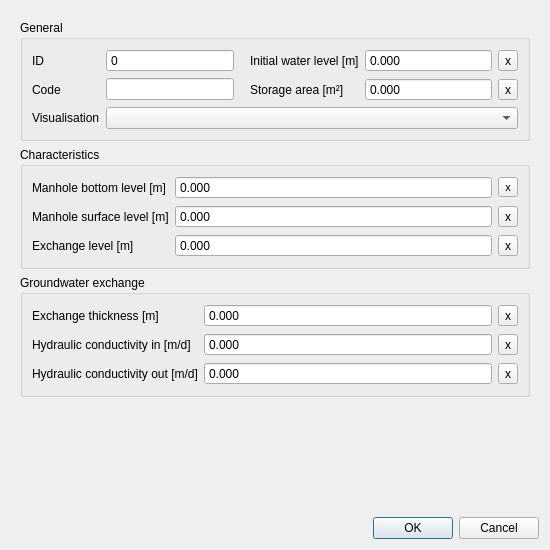
First picture: the form in threedi_schematisation_editor/forms/ui/connection_node.ui, repository nens/threedi-schematisation-editor, before the edit.
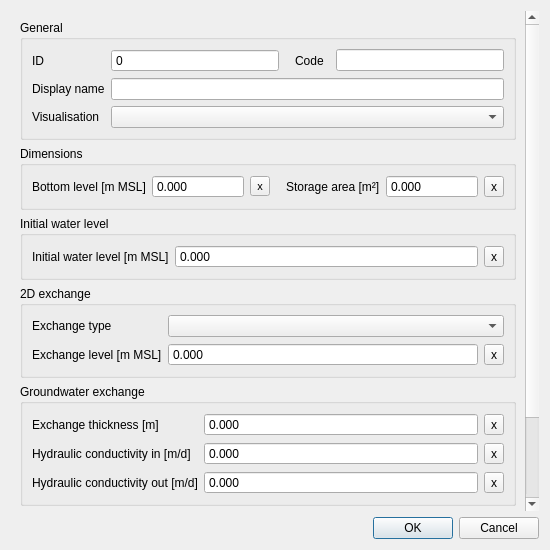
Second picture: the form after the edit.

Patch:
```diff
--- a/threedi_schematisation_editor/forms/ui/connection_node.ui
+++ b/threedi_schematisation_editor/forms/ui/connection_node.ui
@@ -37,12 +37,330 @@
        <rect>
         <x>0</x>
         <y>0</y>
-        <width>532</width>
-        <height>503</height>
+        <width>515</width>
+        <height>528</height>
        </rect>
       </property>
       <layout class="QGridLayout" name="gridLayout_2">
-       <item row="0" column="0">
+       <item row="4" column="0" colspan="2">
+        <widget class="QGroupBox" name="grp_groundwater">
+         <property name="title">
+          <string>Groundwater exchange</string>
+         </property>
+         <layout class="QGridLayout" name="gridLayout_8">
+          <item row="0" column="1">
+           <widget class="QDoubleSpinBox" name="exchange_thickness">
+            <property name="sizePolicy">
+             <sizepolicy hsizetype="Expanding" vsizetype="Fixed">
+              <horstretch>0</horstretch>
+              <verstretch>0</verstretch>
+             </sizepolicy>
+            </property>
+            <property name="locale">
+             <locale language="English" country="UnitedStates"/>
+            </property>
+            <property name="buttonSymbols">
+             <enum>QAbstractSpinBox::NoButtons</enum>
+            </property>
+            <property name="decimals">
+             <number>3</number>
+            </property>
+            <property name="maximum">
+             <double>1000000.000000000000000</double>
+            </property>
+           </widget>
+          </item>
+          <item row="0" column="2">
+           <widget class="QToolButton" name="exchange_thickness_clear">
+            <property name="text">
+             <string>x</string>
+            </property>
+           </widget>
+          </item>
+          <item row="0" column="0">
+           <widget class="QLabel" name="label_17">
+            <property name="locale">
+             <locale language="English" country="UnitedStates"/>
+            </property>
+            <property name="text">
+             <string>Exchange thickness [m]</string>
+            </property>
+            <property name="alignment">
+             <set>Qt::AlignLeading|Qt::AlignLeft|Qt::AlignVCenter</set>
+            </property>
+           </widget>
+          </item>
+          <item row="1" column="0">
+           <widget class="QLabel" name="label_18">
+            <property name="locale">
+             <locale language="English" country="UnitedStates"/>
+            </property>
+            <property name="text">
+             <string>Hydraulic conductivity in [m/d]</string>
+            </property>
+            <property name="alignment">
+             <set>Qt::AlignLeading|Qt::AlignLeft|Qt::AlignVCenter</set>
+            </property>
+           </widget>
+          </item>
+          <item row="1" column="1">
+           <widget class="QDoubleSpinBox" name="hydraulic_conductivity_in">
+            <property name="sizePolicy">
+             <sizepolicy hsizetype="Expanding" vsizetype="Fixed">
+              <horstretch>0</horstretch>
+              <verstretch>0</verstretch>
+             </sizepolicy>
+            </property>
+            <property name="locale">
+             <locale language="English" country="UnitedStates"/>
+            </property>
+            <property name="buttonSymbols">
+             <enum>QAbstractSpinBox::NoButtons</enum>
+            </property>
+            <property name="decimals">
+             <number>3</number>
+            </property>
+            <property name="maximum">
+             <double>1000000.000000000000000</double>
+            </property>
+           </widget>
+          </item>
+          <item row="1" column="2">
+           <widget class="QToolButton" name="hydraulic_conductivity_in_clear">
+            <property name="text">
+             <string>x</string>
+            </property>
+           </widget>
+          </item>
+          <item row="2" column="0">
+           <widget class="QLabel" name="label_19">
+            <property name="locale">
+             <locale language="English" country="UnitedStates"/>
+            </property>
+            <property name="text">
+             <string>Hydraulic conductivity out [m/d]</string>
+            </property>
+            <property name="alignment">
+             <set>Qt::AlignLeading|Qt::AlignLeft|Qt::AlignVCenter</set>
+            </property>
+           </widget>
+          </item>
+          <item row="2" column="1">
+           <widget class="QDoubleSpinBox" name="hydraulic_conductivity_out">
+            <property name="sizePolicy">
+             <sizepolicy hsizetype="Expanding" vsizetype="Fixed">
+              <horstretch>0</horstretch>
+              <verstretch>0</verstretch>
+             </sizepolicy>
+            </property>
+            <property name="locale">
+             <locale language="English" country="UnitedStates"/>
+            </property>
+            <property name="buttonSymbols">
+             <enum>QAbstractSpinBox::NoButtons</enum>
+            </property>
+            <property name="decimals">
+             <number>3</number>
+            </property>
+            <property name="maximum">
+             <double>1000000.000000000000000</double>
+            </property>
+           </widget>
+          </item>
+          <item row="2" column="2">
+           <widget class="QToolButton" name="hydraulic_conductivity_out_clear">
+            <property name="text">
+             <string>x</string>
+            </property>
+           </widget>
+          </item>
+         </layout>
+        </widget>
+       </item>
+       <item row="5" column="0" colspan="2">
+        <widget class="QGroupBox" name="grp_administative_properties">
+         <property name="title">
+          <string>Administrative properties</string>
+         </property>
+         <layout class="QGridLayout" name="gridLayout_7">
+          <item row="0" column="1">
+           <widget class="QDoubleSpinBox" name="manhole_surface_level">
+            <property name="sizePolicy">
+             <sizepolicy hsizetype="Expanding" vsizetype="Fixed">
+              <horstretch>0</horstretch>
+              <verstretch>0</verstretch>
+             </sizepolicy>
+            </property>
+            <property name="locale">
+             <locale language="English" country="UnitedStates"/>
+            </property>
+            <property name="inputMethodHints">
+             <set>Qt::ImhNone</set>
+            </property>
+            <property name="buttonSymbols">
+             <enum>QAbstractSpinBox::NoButtons</enum>
+            </property>
+            <property name="decimals">
+             <number>3</number>
+            </property>
+            <property name="minimum">
+             <double>-9999999999.000000000000000</double>
+            </property>
+            <property name="maximum">
+             <double>9999999999.000000000000000</double>
+            </property>
+           </widget>
+          </item>
+          <item row="0" column="0">
+           <widget class="QLabel" name="label_11">
+            <property name="locale">
+             <locale language="English" country="UnitedStates"/>
+            </property>
+            <property name="text">
+             <string>Manhole surface level [m]</string>
+            </property>
+            <property name="alignment">
+             <set>Qt::AlignLeading|Qt::AlignLeft|Qt::AlignVCenter</set>
+            </property>
+            <property name="indent">
+             <number>-1</number>
+            </property>
+           </widget>
+          </item>
+          <item row="0" column="2">
+           <widget class="QToolButton" name="manhole_surface_level_clear">
+            <property name="font">
+             <font>
+              <weight>50</weight>
+              <italic>false</italic>
+              <bold>false</bold>
+             </font>
+            </property>
+            <property name="text">
+             <string>x</string>
+            </property>
+           </widget>
+          </item>
+         </layout>
+        </widget>
+       </item>
+       <item row="1" column="0" colspan="2">
+        <widget class="QGroupBox" name="grp_dimensions">
+         <property name="title">
+          <string>Dimensions</string>
+         </property>
+         <layout class="QGridLayout" name="gridLayout_5">
+          <item row="0" column="5">
+           <widget class="QToolButton" name="storage_area_clear">
+            <property name="text">
+             <string>x</string>
+            </property>
+           </widget>
+          </item>
+          <item row="0" column="3">
+           <widget class="QLabel" name="label_14">
+            <property name="locale">
+             <locale language="English" country="UnitedStates"/>
+            </property>
+            <property name="text">
+             <string>Storage area [m²]</string>
+            </property>
+            <property name="alignment">
+             <set>Qt::AlignLeading|Qt::AlignLeft|Qt::AlignVCenter</set>
+            </property>
+            <property name="indent">
+             <number>10</number>
+            </property>
+           </widget>
+          </item>
+          <item row="0" column="0">
+           <widget class="QLabel" name="label_10">
+            <property name="locale">
+             <locale language="English" country="UnitedStates"/>
+            </property>
+            <property name="text">
+             <string>Bottom level [m MSL]</string>
+            </property>
+            <property name="alignment">
+             <set>Qt::AlignLeading|Qt::AlignLeft|Qt::AlignVCenter</set>
+            </property>
+            <property name="indent">
+             <number>-1</number>
+            </property>
+           </widget>
+          </item>
+          <item row="0" column="1">
+           <widget class="QDoubleSpinBox" name="bottom_level">
+            <property name="sizePolicy">
+             <sizepolicy hsizetype="Expanding" vsizetype="Fixed">
+              <horstretch>0</horstretch>
+              <verstretch>0</verstretch>
+             </sizepolicy>
+            </property>
+            <property name="locale">
+             <locale language="English" country="UnitedStates"/>
+            </property>
+            <property name="inputMethodHints">
+             <set>Qt::ImhNone</set>
+            </property>
+            <property name="buttonSymbols">
+             <enum>QAbstractSpinBox::NoButtons</enum>
+            </property>
+            <property name="decimals">
+             <number>3</number>
+            </property>
+            <property name="minimum">
+             <double>-9999999999.000000000000000</double>
+            </property>
+            <property name="maximum">
+             <double>9999999999.000000000000000</double>
+            </property>
+           </widget>
+          </item>
+          <item row="0" column="4">
+           <widget class="QDoubleSpinBox" name="storage_area">
+            <property name="sizePolicy">
+             <sizepolicy hsizetype="Expanding" vsizetype="Fixed">
+              <horstretch>0</horstretch>
+              <verstretch>0</verstretch>
+             </sizepolicy>
+            </property>
+            <property name="locale">
+             <locale language="English" country="UnitedStates"/>
+            </property>
+            <property name="inputMethodHints">
+             <set>Qt::ImhNone</set>
+            </property>
+            <property name="buttonSymbols">
+             <enum>QAbstractSpinBox::NoButtons</enum>
+            </property>
+            <property name="decimals">
+             <number>3</number>
+            </property>
+            <property name="minimum">
+             <double>-99999999.000000000000000</double>
+            </property>
+            <property name="maximum">
+             <double>999999999.000000000000000</double>
+            </property>
+           </widget>
+          </item>
+          <item row="0" column="2">
+           <widget class="QToolButton" name="bottom_level_clear">
+            <property name="font">
+             <font>
+              <pointsize>8</pointsize>
+             </font>
+            </property>
+            <property name="text">
+             <string>x</string>
+            </property>
+           </widget>
+          </item>
+         </layout>
+        </widget>
+       </item>
+       <item row="0" column="0" colspan="2">
         <widget class="QGroupBox" name="grp_general">
          <property name="enabled">
           <bool>true</bool>
@@ -54,91 +372,6 @@
           <string>General</string>
          </property>
          <layout class="QGridLayout" name="gridLayout_3">
-          <item row="2" column="3">
-           <widget class="QDoubleSpinBox" name="storage_area">
-            <property name="sizePolicy">
-             <sizepolicy hsizetype="Expanding" vsizetype="Fixed">
-              <horstretch>0</horstretch>
-              <verstretch>0</verstretch>
-             </sizepolicy>
-            </property>
-            <property name="locale">
-             <locale language="English" country="UnitedStates"/>
-            </property>
-            <property name="inputMethodHints">
-             <set>Qt::ImhNone</set>
-            </property>
-            <property name="buttonSymbols">
-             <enum>QAbstractSpinBox::NoButtons</enum>
-            </property>
-            <property name="decimals">
-             <number>3</number>
-            </property>
-            <property name="minimum">
-             <double>-99999999.000000000000000</double>
-            </property>
-            <property name="maximum">
-             <double>999999999.000000000000000</double>
-            </property>
-           </widget>
-          </item>
-          <item row="1" column="3">
-           <widget class="QDoubleSpinBox" name="initial_waterlevel">
-            <property name="sizePolicy">
-             <sizepolicy hsizetype="Expanding" vsizetype="Fixed">
-              <horstretch>0</horstretch>
-              <verstretch>0</verstretch>
-             </sizepolicy>
-            </property>
-            <property name="locale">
-             <locale language="English" country="UnitedStates"/>
-            </property>
-            <property name="inputMethodHints">
-             <set>Qt::ImhNone</set>
-            </property>
-            <property name="buttonSymbols">
-             <enum>QAbstractSpinBox::NoButtons</enum>
-            </property>
-            <property name="decimals">
-             <number>3</number>
-            </property>
-            <property name="minimum">
-             <double>-99999999.000000000000000</double>
-            </property>
-            <property name="maximum">
-             <double>999999999.000000000000000</double>
-            </property>
-           </widget>
-          </item>
-          <item row="2" column="1">
-           <widget class="QLineEdit" name="code">
-            <property name="sizePolicy">
-             <sizepolicy hsizetype="Expanding" vsizetype="Fixed">
-              <horstretch>0</horstretch>
-              <verstretch>0</verstretch>
-             </sizepolicy>
-            </property>
-            <property name="locale">
-             <locale language="English" country="UnitedStates"/>
-            </property>
-           </widget>
-          </item>
-          <item row="1" column="2">
-           <widget class="QLabel" name="label_13">
-            <property name="locale">
-             <locale language="English" country="UnitedStates"/>
-            </property>
-            <property name="text">
-             <string>Initial water level [m]</string>
-            </property>
-            <property name="alignment">
-             <set>Qt::AlignLeading|Qt::AlignLeft|Qt::AlignVCenter</set>
-            </property>
-            <property name="indent">
-             <number>10</number>
-            </property>
-           </widget>
-          </item>
           <item row="1" column="0">
            <widget class="QLabel" name="label_7">
             <property name="locale">
@@ -152,35 +385,6 @@
             </property>
            </widget>
           </item>
-          <item row="2" column="2">
-           <widget class="QLabel" name="label_14">
-            <property name="locale">
-             <locale language="English" country="UnitedStates"/>
-            </property>
-            <property name="text">
-             <string>Storage area [m²]</string>
-            </property>
-            <property name="alignment">
-             <set>Qt::AlignLeading|Qt::AlignLeft|Qt::AlignVCenter</set>
-            </property>
-            <property name="indent">
-             <number>10</number>
-            </property>
-           </widget>
-          </item>
-          <item row="2" column="0">
-           <widget class="QLabel" name="label_8">
-            <property name="locale">
-             <locale language="English" country="UnitedStates"/>
-            </property>
-            <property name="text">
-             <string>Code</string>
-            </property>
-            <property name="alignment">
-             <set>Qt::AlignLeading|Qt::AlignLeft|Qt::AlignVCenter</set>
-            </property>
-           </widget>
-          </item>
           <item row="1" column="1">
            <widget class="QSpinBox" name="id">
             <property name="sizePolicy">
@@ -203,17 +407,55 @@
             </property>
            </widget>
           </item>
+          <item row="3" column="1" colspan="4">
+           <widget class="QComboBox" name="visualisation">
+            <property name="sizePolicy">
+             <sizepolicy hsizetype="Expanding" vsizetype="Fixed">
+              <horstretch>0</horstretch>
+              <verstretch>0</verstretch>
+             </sizepolicy>
+            </property>
+            <property name="locale">
+             <locale language="English" country="UnitedStates"/>
+            </property>
+           </widget>
+          </item>
+          <item row="2" column="1" colspan="4">
+           <widget class="QLineEdit" name="display_name"/>
+          </item>
+          <item row="2" column="0">
+           <widget class="QLabel" name="label">
+            <property name="text">
+             <string>Display name</string>
+            </property>
+           </widget>
+          </item>
+          <item row="1" column="2">
+           <widget class="QLabel" name="label_8">
+            <property name="locale">
+             <locale language="English" country="UnitedStates"/>
+            </property>
+            <property name="text">
+             <string>Code</string>
+            </property>
+            <property name="alignment">
+             <set>Qt::AlignLeading|Qt::AlignLeft|Qt::AlignVCenter</set>
+            </property>
+            <property name="indent">
+             <number>10</number>
+            </property>
+           </widget>
+          </item>
           <item row="1" column="4">
-           <widget class="QToolButton" name="initial_waterlevel_clear">
-            <property name="text">
-             <string>x</string>
+           <widget class="QLineEdit" name="code">
+            <property name="sizePolicy">
+             <sizepolicy hsizetype="Expanding" vsizetype="Fixed">
+              <horstretch>0</horstretch>
+              <verstretch>0</verstretch>
+             </sizepolicy>
             </property>
-           </widget>
-          </item>
-          <item row="2" column="4">
-           <widget class="QToolButton" name="storage_area_clear">
-            <property name="text">
-             <string>x</string>
+            <property name="locale">
+             <locale language="English" country="UnitedStates"/>
             </property>
            </widget>
           </item>
@@ -233,8 +475,39 @@
             </property>
            </widget>
           </item>
-          <item row="3" column="1" colspan="4">
-           <widget class="QComboBox" name="visualisation">
+         </layout>
+        </widget>
+       </item>
+       <item row="3" column="0" colspan="2">
+        <widget class="QGroupBox" name="grp_2d_exchange">
+         <property name="enabled">
+          <bool>true</bool>
+         </property>
+         <property name="locale">
+          <locale language="English" country="UnitedStates"/>
+         </property>
+         <property name="title">
+          <string>2D exchange</string>
+         </property>
+         <layout class="QGridLayout" name="gridLayout_4">
+          <item row="2" column="0">
+           <widget class="QLabel" name="label_12">
+            <property name="locale">
+             <locale language="English" country="UnitedStates"/>
+            </property>
+            <property name="text">
+             <string>Exchange level [m MSL]</string>
+            </property>
+            <property name="alignment">
+             <set>Qt::AlignLeading|Qt::AlignLeft|Qt::AlignVCenter</set>
+            </property>
+            <property name="indent">
+             <number>-1</number>
+            </property>
+           </widget>
+          </item>
+          <item row="2" column="1">
+           <widget class="QDoubleSpinBox" name="exchange_level">
             <property name="sizePolicy">
              <sizepolicy hsizetype="Expanding" vsizetype="Fixed">
               <horstretch>0</horstretch>
@@ -244,12 +517,104 @@
             <property name="locale">
              <locale language="English" country="UnitedStates"/>
             </property>
+            <property name="inputMethodHints">
+             <set>Qt::ImhNone</set>
+            </property>
+            <property name="buttonSymbols">
+             <enum>QAbstractSpinBox::NoButtons</enum>
+            </property>
+            <property name="decimals">
+             <number>3</number>
+            </property>
+            <property name="minimum">
+             <double>-9999999999.000000000000000</double>
+            </property>
+            <property name="maximum">
+             <double>9999999999.000000000000000</double>
+            </property>
            </widget>
           </item>
+          <item row="2" column="2">
+           <widget class="QToolButton" name="exchange_level_clear">
+            <property name="text">
+             <string>x</string>
+            </property>
+           </widget>
+          </item>
+          <item row="0" column="0">
+           <widget class="QLabel" name="label_2">
+            <property name="text">
+             <string>Exchange type</string>
+            </property>
+           </widget>
+          </item>
+          <item row="0" column="1" colspan="2">
+           <widget class="QComboBox" name="exchange_type"/>
+          </item>
          </layout>
         </widget>
        </item>
-       <item row="3" column="0">
+       <item row="2" column="0" colspan="2">
+        <widget class="QGroupBox" name="grp_initial_water_level">
+         <property name="title">
+          <string>Initial water level</string>
+         </property>
+         <layout class="QGridLayout" name="gridLayout_6">
+          <item row="0" column="1">
+           <widget class="QDoubleSpinBox" name="initial_waterlevel">
+            <property name="sizePolicy">
+             <sizepolicy hsizetype="Expanding" vsizetype="Fixed">
+              <horstretch>0</horstretch>
+              <verstretch>0</verstretch>
+             </sizepolicy>
+            </property>
+            <property name="locale">
+             <locale language="English" country="UnitedStates"/>
+            </property>
+            <property name="inputMethodHints">
+             <set>Qt::ImhNone</set>
+            </property>
+            <property name="buttonSymbols">
+             <enum>QAbstractSpinBox::NoButtons</enum>
+            </property>
+            <property name="decimals">
+             <number>3</number>
+            </property>
+            <property name="minimum">
+             <double>-99999999.000000000000000</double>
+            </property>
+            <property name="maximum">
+             <double>999999999.000000000000000</double>
+            </property>
+           </widget>
+          </item>
+          <item row="0" column="0">
+           <widget class="QLabel" name="label_13">
+            <property name="locale">
+             <locale language="English" country="UnitedStates"/>
+            </property>
+            <property name="text">
+             <string>Initial water level [m MSL]</string>
+            </property>
+            <property name="alignment">
+             <set>Qt::AlignLeading|Qt::AlignLeft|Qt::AlignVCenter</set>
+            </property>
+            <property name="indent">
+             <number>-1</number>
+            </property>
+           </widget>
+          </item>
+          <item row="0" column="2">
+           <widget class="QToolButton" name="initial_waterlevel_clear">
+            <property name="text">
+             <string>x</string>
+            </property>
+           </widget>
+          </item>
+         </layout>
+        </widget>
+       </item>
+       <item row="7" column="0">
         <spacer name="verticalSpacer">
          <property name="orientation">
           <enum>Qt::Vertical</enum>
@@ -262,319 +627,18 @@
          </property>
         </spacer>
        </item>
-       <item row="1" column="0">
-        <widget class="QGroupBox" name="grp_characteristics">
-         <property name="enabled">
+       <item row="6" column="1">
+        <widget class="QLineEdit" name="tags">
+         <property name="readOnly">
           <bool>true</bool>
          </property>
-         <property name="locale">
-          <locale language="English" country="UnitedStates"/>
-         </property>
-         <property name="title">
-          <string>Characteristics</string>
-         </property>
-         <layout class="QGridLayout" name="gridLayout_4">
-          <item row="2" column="0">
-           <widget class="QLabel" name="label_12">
-            <property name="locale">
-             <locale language="English" country="UnitedStates"/>
-            </property>
-            <property name="text">
-             <string>Exchange level [m]</string>
-            </property>
-            <property name="alignment">
-             <set>Qt::AlignLeading|Qt::AlignLeft|Qt::AlignVCenter</set>
-            </property>
-            <property name="indent">
-             <number>-1</number>
-            </property>
-           </widget>
-          </item>
-          <item row="0" column="1">
-           <widget class="QDoubleSpinBox" name="manhole_bottom_level">
-            <property name="sizePolicy">
-             <sizepolicy hsizetype="Expanding" vsizetype="Fixed">
-              <horstretch>0</horstretch>
-              <verstretch>0</verstretch>
-             </sizepolicy>
-            </property>
-            <property name="locale">
-             <locale language="English" country="UnitedStates"/>
-            </property>
-            <property name="inputMethodHints">
-             <set>Qt::ImhNone</set>
-            </property>
-            <property name="buttonSymbols">
-             <enum>QAbstractSpinBox::NoButtons</enum>
-            </property>
-            <property name="decimals">
-             <number>3</number>
-            </property>
-            <property name="minimum">
-             <double>-9999999999.000000000000000</double>
-            </property>
-            <property name="maximum">
-             <double>9999999999.000000000000000</double>
-            </property>
-           </widget>
-          </item>
-          <item row="2" column="1">
-           <widget class="QDoubleSpinBox" name="exchange_level">
-            <property name="sizePolicy">
-             <sizepolicy hsizetype="Expanding" vsizetype="Fixed">
-              <horstretch>0</horstretch>
-              <verstretch>0</verstretch>
-             </sizepolicy>
-            </property>
-            <property name="locale">
-             <locale language="English" country="UnitedStates"/>
-            </property>
-            <property name="inputMethodHints">
-             <set>Qt::ImhNone</set>
-            </property>
-            <property name="buttonSymbols">
-             <enum>QAbstractSpinBox::NoButtons</enum>
-            </property>
-            <property name="decimals">
-             <number>3</number>
-            </property>
-            <property name="minimum">
-             <double>-9999999999.000000000000000</double>
-            </property>
-            <property name="maximum">
-             <double>9999999999.000000000000000</double>
-            </property>
-           </widget>
-          </item>
-          <item row="1" column="1">
-           <widget class="QDoubleSpinBox" name="manhole_surface_level">
-            <property name="sizePolicy">
-             <sizepolicy hsizetype="Expanding" vsizetype="Fixed">
-              <horstretch>0</horstretch>
-              <verstretch>0</verstretch>
-             </sizepolicy>
-            </property>
-            <property name="locale">
-             <locale language="English" country="UnitedStates"/>
-            </property>
-            <property name="inputMethodHints">
-             <set>Qt::ImhNone</set>
-            </property>
-            <property name="buttonSymbols">
-             <enum>QAbstractSpinBox::NoButtons</enum>
-            </property>
-            <property name="decimals">
-             <number>3</number>
-            </property>
-            <property name="minimum">
-             <double>-9999999999.000000000000000</double>
-            </property>
-            <property name="maximum">
-             <double>9999999999.000000000000000</double>
-            </property>
-           </widget>
-          </item>
-          <item row="0" column="2">
-           <widget class="QToolButton" name="manhole_bottom_level_clear">
-            <property name="font">
-             <font>
-              <pointsize>8</pointsize>
-             </font>
-            </property>
-            <property name="text">
-             <string>x</string>
-            </property>
-           </widget>
-          </item>
-          <item row="0" column="0">
-           <widget class="QLabel" name="label_10">
-            <property name="locale">
-             <locale language="English" country="UnitedStates"/>
-            </property>
-            <property name="text">
-             <string>Manhole bottom level [m]</string>
-            </property>
-            <property name="alignment">
-             <set>Qt::AlignLeading|Qt::AlignLeft|Qt::AlignVCenter</set>
-            </property>
-            <property name="indent">
-             <number>-1</number>
-            </property>
-           </widget>
-          </item>
-          <item row="1" column="0">
-           <widget class="QLabel" name="label_11">
-            <property name="locale">
-             <locale language="English" country="UnitedStates"/>
-            </property>
-            <property name="text">
-             <string>Manhole surface level [m]</string>
-            </property>
-            <property name="alignment">
-             <set>Qt::AlignLeading|Qt::AlignLeft|Qt::AlignVCenter</set>
-            </property>
-            <property name="indent">
-             <number>-1</number>
-            </property>
-           </widget>
-          </item>
-          <item row="1" column="2">
-           <widget class="QToolButton" name="manhole_surface_level_clear">
-            <property name="font">
-             <font>
-              <weight>50</weight>
-              <italic>false</italic>
-              <bold>false</bold>
-             </font>
-            </property>
-            <property name="text">
-             <string>x</string>
-            </property>
-           </widget>
-          </item>
-          <item row="2" column="2">
-           <widget class="QToolButton" name="exchange_level_clear">
-            <property name="text">
-             <string>x</string>
-            </property>
-           </widget>
-          </item>
-         </layout>
         </widget>
        </item>
-       <item row="2" column="0">
-        <widget class="QGroupBox" name="grp_groundwater">
-         <property name="title">
-          <string>Groundwater exchange</string>
+       <item row="6" column="0">
+        <widget class="QLabel" name="label_3">
+         <property name="text">
+          <string>Tags</string>
          </property>
-         <layout class="QGridLayout" name="gridLayout_8">
-          <item row="0" column="1">
-           <widget class="QDoubleSpinBox" name="exchange_thickness">
-            <property name="sizePolicy">
-             <sizepolicy hsizetype="Expanding" vsizetype="Fixed">
-              <horstretch>0</horstretch>
-              <verstretch>0</verstretch>
-             </sizepolicy>
-            </property>
-            <property name="locale">
-             <locale language="English" country="UnitedStates"/>
-            </property>
-            <property name="buttonSymbols">
-             <enum>QAbstractSpinBox::NoButtons</enum>
-            </property>
-            <property name="decimals">
-             <number>3</number>
-            </property>
-            <property name="maximum">
-             <double>1000000.000000000000000</double>
-            </property>
-           </widget>
-          </item>
-          <item row="0" column="2">
-           <widget class="QToolButton" name="exchange_thickness_clear">
-            <property name="text">
-             <string>x</string>
-            </property>
-           </widget>
-          </item>
-          <item row="0" column="0">
-           <widget class="QLabel" name="label_17">
-            <property name="locale">
-             <locale language="English" country="UnitedStates"/>
-            </property>
-            <property name="text">
-             <string>Exchange thickness [m]</string>
-            </property>
-            <property name="alignment">
-             <set>Qt::AlignLeading|Qt::AlignLeft|Qt::AlignVCenter</set>
-            </property>
-           </widget>
-          </item>
-          <item row="1" column="0">
-           <widget class="QLabel" name="label_18">
-            <property name="locale">
-             <locale language="English" country="UnitedStates"/>
-            </property>
-            <property name="text">
-             <string>Hydraulic conductivity in [m/d]</string>
-            </property>
-            <property name="alignment">
-             <set>Qt::AlignLeading|Qt::AlignLeft|Qt::AlignVCenter</set>
-            </property>
-           </widget>
-          </item>
-          <item row="1" column="1">
-           <widget class="QDoubleSpinBox" name="hydraulic_conductivity_in">
-            <property name="sizePolicy">
-             <sizepolicy hsizetype="Expanding" vsizetype="Fixed">
-              <horstretch>0</horstretch>
-              <verstretch>0</verstretch>
-             </sizepolicy>
-            </property>
-            <property name="locale">
-             <locale language="English" country="UnitedStates"/>
-            </property>
-            <property name="buttonSymbols">
-             <enum>QAbstractSpinBox::NoButtons</enum>
-            </property>
-            <property name="decimals">
-             <number>3</number>
-            </property>
-            <property name="maximum">
-             <double>1000000.000000000000000</double>
-            </property>
-           </widget>
-          </item>
-          <item row="1" column="2">
-           <widget class="QToolButton" name="hydraulic_conductivity_in_clear">
-            <property name="text">
-             <string>x</string>
-            </property>
-           </widget>
-          </item>
-          <item row="2" column="0">
-           <widget class="QLabel" name="label_19">
-            <property name="locale">
-             <locale language="English" country="UnitedStates"/>
-            </property>
-            <property name="text">
-             <string>Hydraulic conductivity out [m/d]</string>
-            </property>
-            <property name="alignment">
-             <set>Qt::AlignLeading|Qt::AlignLeft|Qt::AlignVCenter</set>
-            </property>
-           </widget>
-          </item>
-          <item row="2" column="1">
-           <widget class="QDoubleSpinBox" name="hydraulic_conductivity_out">
-            <property name="sizePolicy">
-             <sizepolicy hsizetype="Expanding" vsizetype="Fixed">
-              <horstretch>0</horstretch>
-              <verstretch>0</verstretch>
-             </sizepolicy>
-            </property>
-            <property name="locale">
-             <locale language="English" country="UnitedStates"/>
-            </property>
-            <property name="buttonSymbols">
-             <enum>QAbstractSpinBox::NoButtons</enum>
-            </property>
-            <property name="decimals">
-             <number>3</number>
-            </property>
-            <property name="maximum">
-             <double>1000000.000000000000000</double>
-            </property>
-           </widget>
-          </item>
-          <item row="2" column="2">
-           <widget class="QToolButton" name="hydraulic_conductivity_out_clear">
-            <property name="text">
-             <string>x</string>
-            </property>
-           </widget>
-          </item>
-         </layout>
         </widget>
        </item>
       </layout>
```
Left out of the diff: 19 changed lines with no effect on the pictures.
